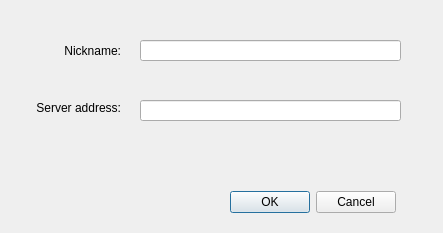
Before: the Qt Designer form Chat/UIChat/SettingsDialog.ui in VitaliyKolbasiuk/Chat, drawn with Qt 5.
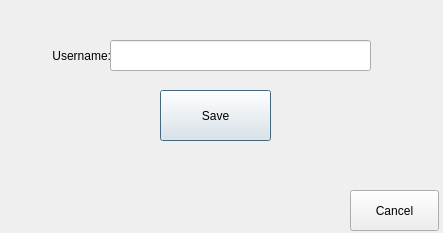
After: the same form once the commit is applied.

Commit message: Add functionality to change username

```diff
--- a/Chat/UIChat/SettingsDialog.ui
+++ b/Chat/UIChat/SettingsDialog.ui
@@ -16,14 +16,14 @@
   <widget class="QLabel" name="label">
    <property name="geometry">
     <rect>
-     <x>30</x>
+     <x>20</x>
      <y>40</y>
      <width>91</width>
-     <height>21</height>
+     <height>31</height>
     </rect>
    </property>
    <property name="text">
-    <string>Nickname:</string>
+    <string>Username:</string>
    </property>
    <property name="alignment">
     <set>Qt::AlignRight|Qt::AlignTrailing|Qt::AlignVCenter</set>
@@ -32,69 +32,37 @@
   <widget class="QLineEdit" name="m_nickname">
    <property name="geometry">
     <rect>
-     <x>140</x>
+     <x>110</x>
      <y>40</y>
      <width>261</width>
-     <height>21</height>
+     <height>31</height>
     </rect>
    </property>
   </widget>
-  <widget class="QLabel" name="label_2">
+  <widget class="QPushButton" name="m_saveBtn">
    <property name="geometry">
     <rect>
-     <x>10</x>
-     <y>100</y>
+     <x>160</x>
+     <y>90</y>
      <width>111</width>
-     <height>16</height>
+     <height>51</height>
     </rect>
    </property>
    <property name="text">
-    <string>Server address:</string>
+    <string>Save</string>
    </property>
-   <property name="alignment">
-    <set>Qt::AlignRight|Qt::AlignTrailing|Qt::AlignVCenter</set>
-   </property>
   </widget>
-  <widget class="QLineEdit" name="m_serverAddress">
+  <widget class="QPushButton" name="m_cancelBtn">
    <property name="geometry">
     <rect>
-     <x>140</x>
-     <y>100</y>
-     <width>261</width>
-     <height>21</height>
-    </rect>
-   </property>
-  </widget>
-  <widget class="QDialogButtonBox" name="buttonBox">
-   <property name="geometry">
-    <rect>
-     <x>230</x>
+     <x>350</x>
      <y>190</y>
-     <width>166</width>
-     <height>25</height>
+     <width>89</width>
+     <height>41</height>
     </rect>
-   </property>
-   <property name="standardButtons">
-    <set>QDialogButtonBox::Cancel|QDialogButtonBox::Ok</set>
-   </property>
-  </widget>
-  <widget class="QLabel" name="m_errorText">
-   <property name="geometry">
-    <rect>
-     <x>140</x>
-     <y>150</y>
-     <width>261</width>
-     <height>21</height>
-    </rect>
-   </property>
-   <property name="autoFillBackground">
-    <bool>false</bool>
-   </property>
-   <property name="styleSheet">
-    <string notr="true">color: rgb(237, 51, 59);</string>
    </property>
    <property name="text">
-    <string/>
+    <string>Cancel</string>
    </property>
   </widget>
  </widget>
```
Left out of the diff: 2 changed lines with no effect on the pictures. The commit also changes 9 other files.
